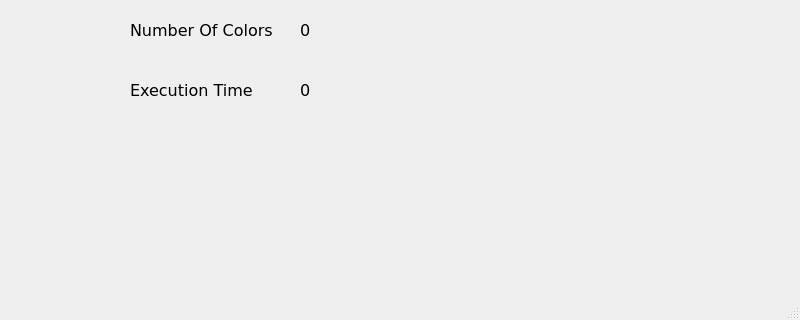
First picture: the form in screens/ui_files/dsatur.ui, repository 0xdia/graph-coloring, before the edit; both pictures show x 0 to 800 and y 280 to 600 of the 800 by 600 pixel window.
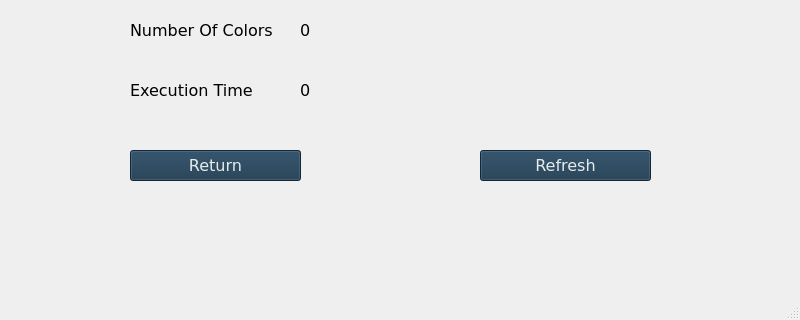
Second picture: the form after the edit.

Diff of the .ui file:
```diff
--- a/screens/ui_files/dsatur.ui
+++ b/screens/ui_files/dsatur.ui
@@ -175,6 +175,52 @@
      <string>0</string>
     </property>
    </widget>
+   <widget class="QPushButton" name="returnButton">
+    <property name="geometry">
+     <rect>
+      <x>130</x>
+      <y>430</y>
+      <width>171</width>
+      <height>31</height>
+     </rect>
+    </property>
+    <property name="font">
+     <font>
+      <family>Verdana</family>
+      <pointsize>12</pointsize>
+     </font>
+    </property>
+    <property name="styleSheet">
+     <string notr="true">background-color: rgb(24, 53, 76);
+color: rgb(230, 236, 235);</string>
+    </property>
+    <property name="text">
+     <string>Return</string>
+    </property>
+   </widget>
+   <widget class="QPushButton" name="refrechButton">
+    <property name="geometry">
+     <rect>
+      <x>480</x>
+      <y>430</y>
+      <width>171</width>
+      <height>31</height>
+     </rect>
+    </property>
+    <property name="font">
+     <font>
+      <family>Verdana</family>
+      <pointsize>12</pointsize>
+     </font>
+    </property>
+    <property name="styleSheet">
+     <string notr="true">background-color: rgb(24, 53, 76);
+color: rgb(230, 236, 235);</string>
+    </property>
+    <property name="text">
+     <string>Refresh</string>
+    </property>
+   </widget>
   </widget>
   <widget class="QMenuBar" name="menubar">
    <property name="geometry">
```
